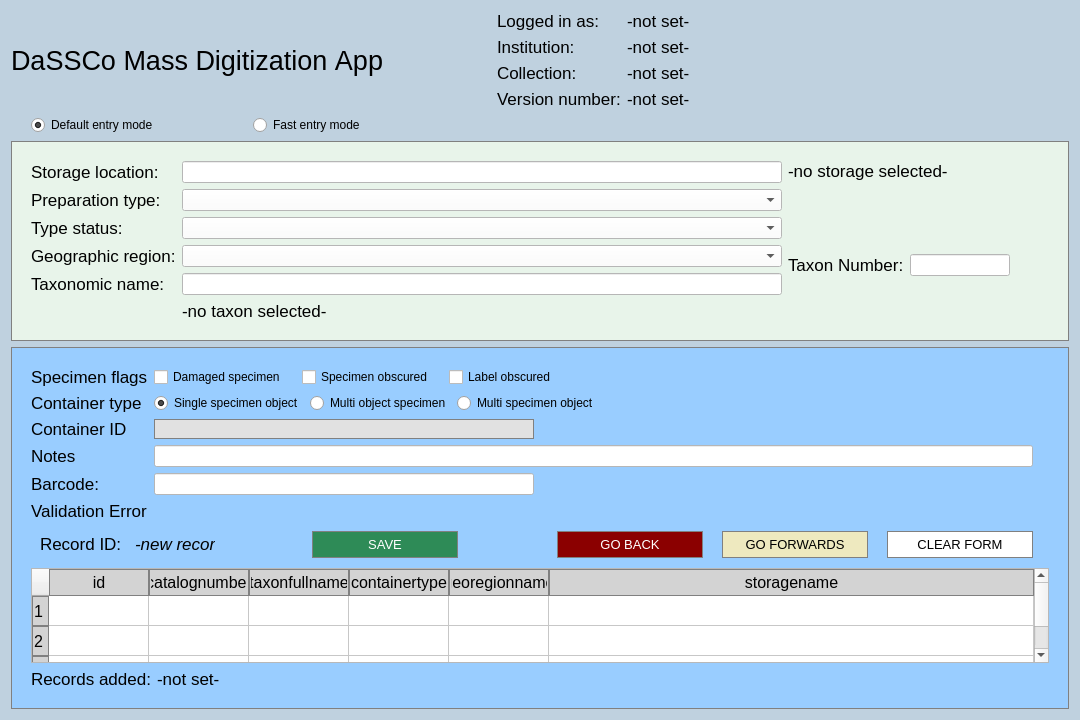
This is MassDigitizer/ui/specimendataentry.ui in NHMDenmark/Mass-Digitizer as Qt 5 draws it before an edit. The edited form follows.
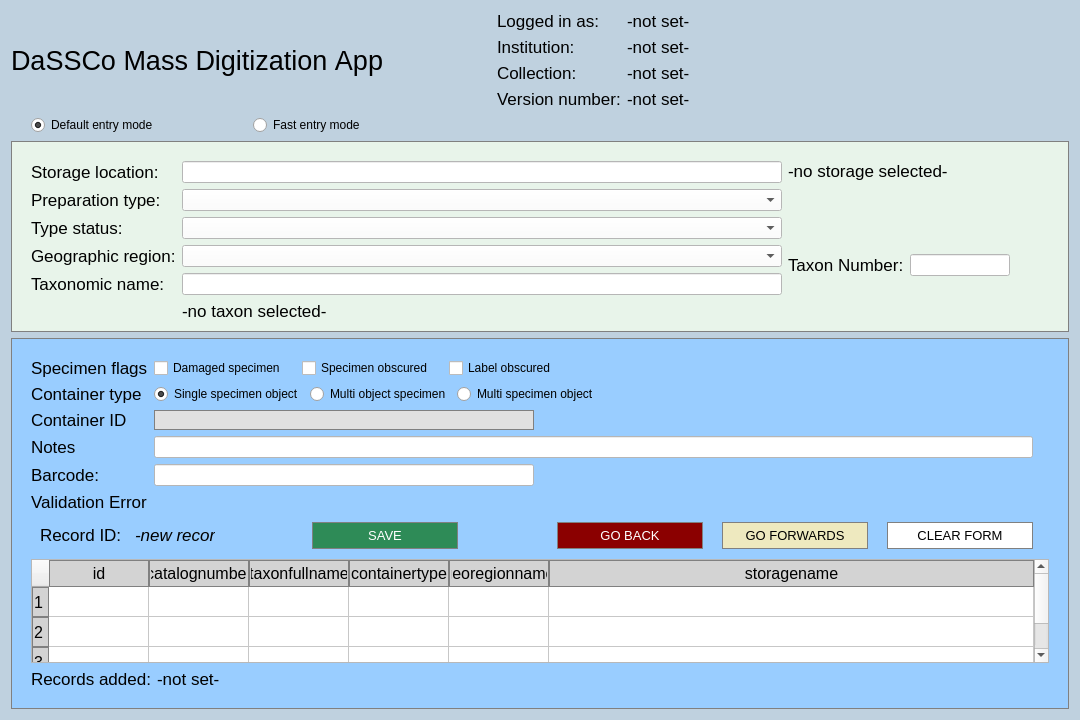
This is the edited form. Icons and pictures are not drawn.

What changed in the file:
```diff
--- a/MassDigitizer/ui/specimendataentry.ui
+++ b/MassDigitizer/ui/specimendataentry.ui
@@ -295,6 +295,9 @@
       <enum>QFrame::Shadow::Raised</enum>
      </property>
      <layout class="QHBoxLayout" name="horizontalLayoutGreenArea">
+      <property name="bottomMargin">
+       <number>0</number>
+      </property>
       <item>
        <layout class="QVBoxLayout" name="verticalLayoutGreenAreaLeft">
         <item>
```
